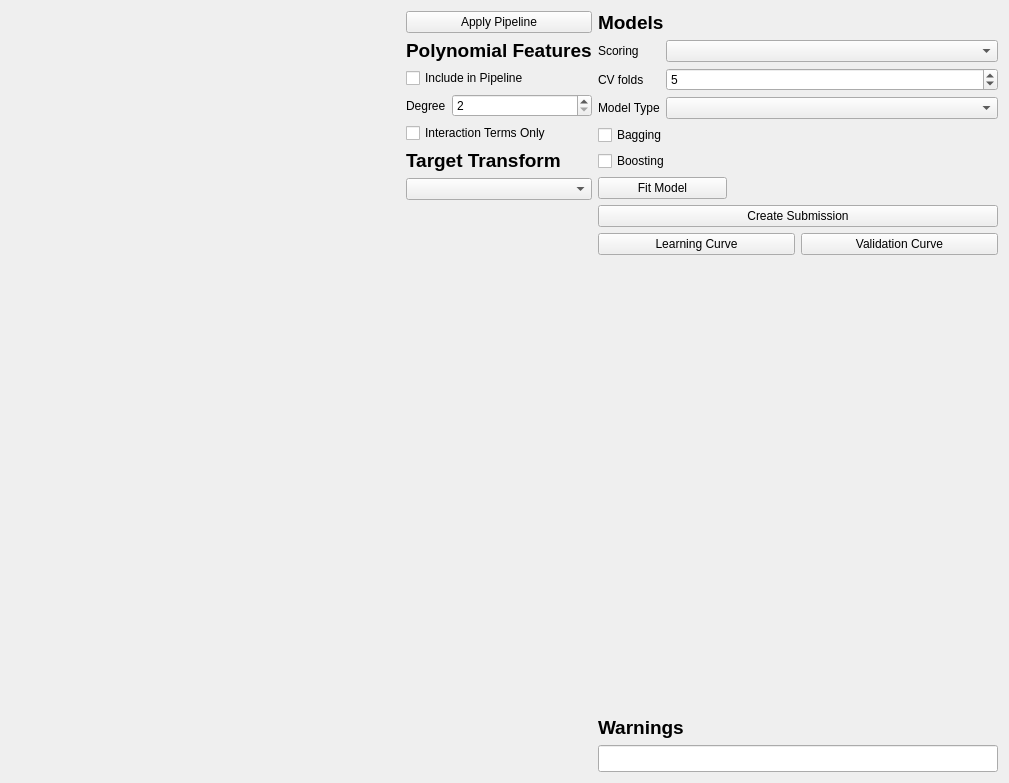
Old version of the form GUIs/model_analysis_gui.ui in the repository afisher000/Machine-Learning.
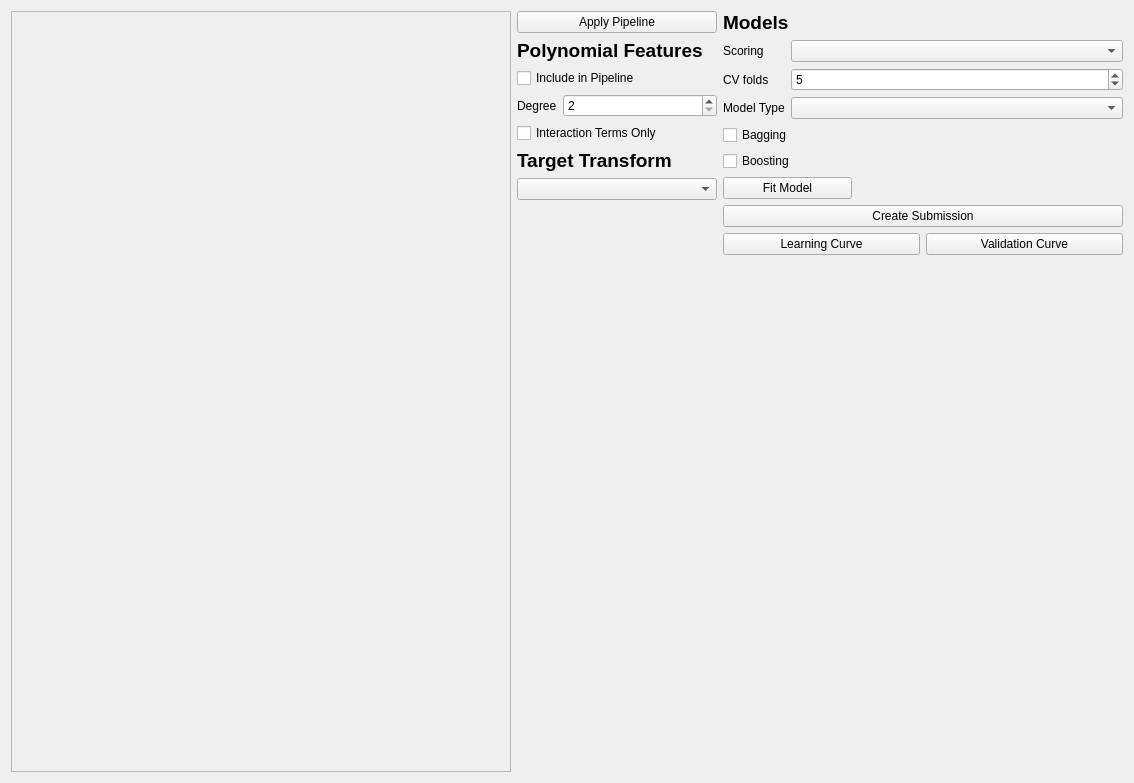
New version of the form.

The edit to the form file:
```diff
--- a/GUIs/model_analysis_gui.ui
+++ b/GUIs/model_analysis_gui.ui
@@ -6,16 +6,41 @@
    <rect>
     <x>0</x>
     <y>0</y>
-    <width>1009</width>
+    <width>1117</width>
     <height>783</height>
    </rect>
   </property>
   <property name="windowTitle">
    <string>Form</string>
   </property>
-  <layout class="QHBoxLayout" name="horizontalLayout" stretch="1,0,0">
+  <layout class="QHBoxLayout" name="horizontalLayout" stretch="0,0,1">
    <item>
-    <layout class="QVBoxLayout" name="verticalLayout"/>
+    <layout class="QVBoxLayout" name="pipeline_layout">
+     <item>
+      <widget class="QScrollArea" name="scrollArea">
+       <property name="minimumSize">
+        <size>
+         <width>500</width>
+         <height>0</height>
+        </size>
+       </property>
+       <property name="widgetResizable">
+        <bool>true</bool>
+       </property>
+       <widget class="QWidget" name="pipeline">
+        <property name="geometry">
+         <rect>
+          <x>0</x>
+          <y>0</y>
+          <width>498</width>
+          <height>761</height>
+         </rect>
+        </property>
+        <layout class="QGridLayout" name="gridLayout"/>
+       </widget>
+      </widget>
+     </item>
+    </layout>
    </item>
    <item>
     <layout class="QVBoxLayout" name="verticalLayout_6" stretch="0">
@@ -30,10 +55,15 @@
        </item>
        <item>
         <widget class="QLabel" name="label">
+         <property name="minimumSize">
+          <size>
+           <width>200</width>
+           <height>0</height>
+          </size>
+         </property>
          <property name="font">
           <font>
            <pointsize>14</pointsize>
-           <weight>75</weight>
            <bold>true</bold>
           </font>
          </property>
@@ -89,7 +119,6 @@
            <property name="font">
             <font>
              <pointsize>14</pointsize>
-             <weight>75</weight>
              <bold>true</bold>
             </font>
            </property>
@@ -133,7 +162,6 @@
        <property name="font">
         <font>
          <pointsize>14</pointsize>
-         <weight>75</weight>
          <bold>true</bold>
         </font>
        </property>
@@ -269,29 +297,6 @@
        </property>
       </spacer>
      </item>
-     <item>
-      <widget class="QLabel" name="label_12">
-       <property name="font">
-        <font>
-         <pointsize>14</pointsize>
-         <weight>75</weight>
-         <bold>true</bold>
-        </font>
-       </property>
-       <property name="text">
-        <string>Warnings</string>
-       </property>
-      </widget>
-     </item>
-     <item>
-      <widget class="QLineEdit" name="output_lineedit">
-       <property name="font">
-        <font>
-         <pointsize>12</pointsize>
-        </font>
-       </property>
-      </widget>
-     </item>
     </layout>
    </item>
   </layout>
```
